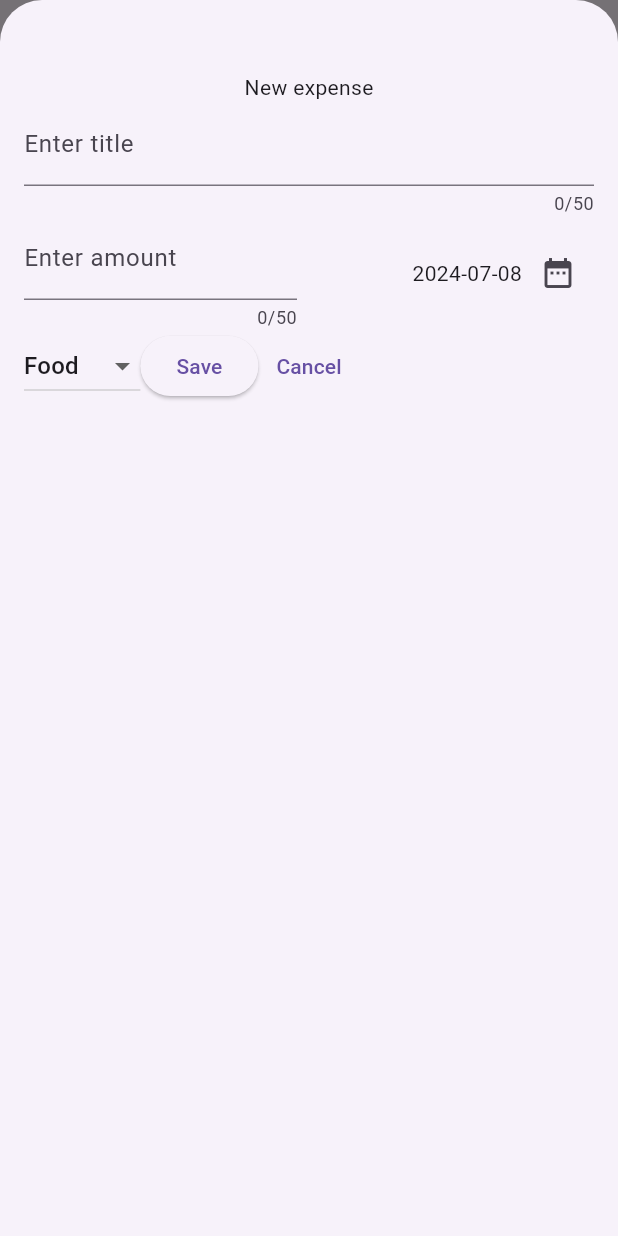
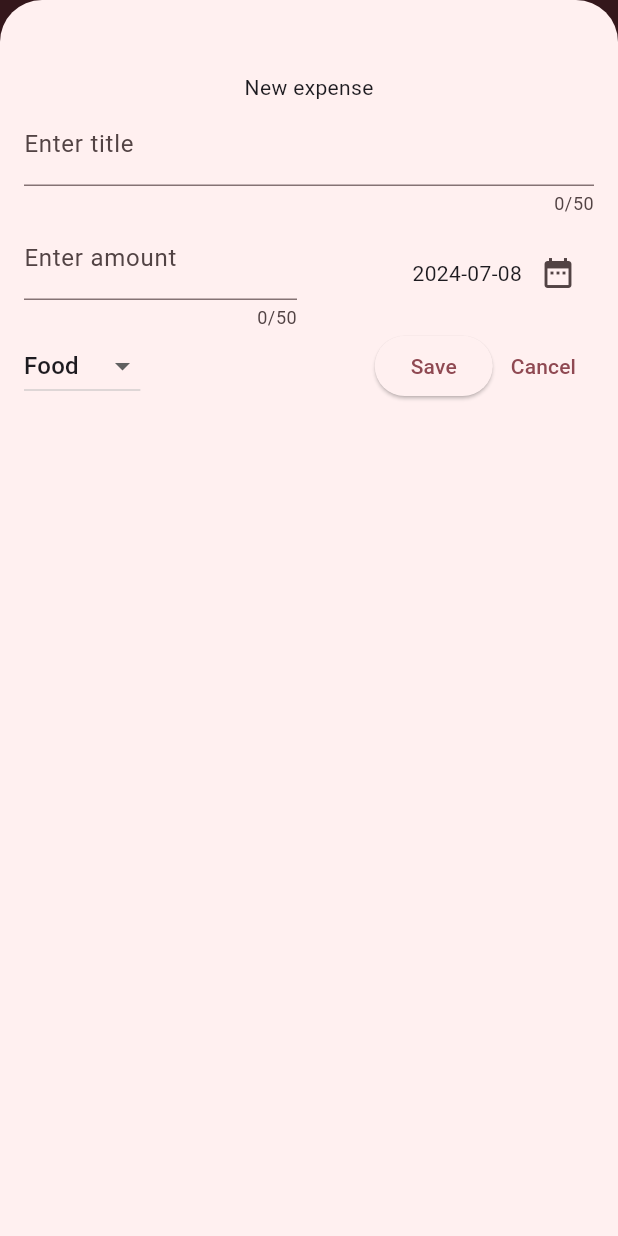
Before and after one commit to nevepura/expense_tracker, a Flutter app: the screen it shows after launch, after a tap on the "add" icon, on a phone screen of 412 x 824 dp. Run offline on Flutter 3.47's test engine with Material 3 defaults, Android fonts, the phone set to English and light mode, and no system bars.

Commit message:
Added themes

```diff
--- a/lib/main.dart
+++ b/lib/main.dart
@@ -5,6 +5,10 @@ import 'package:expense_tracker/widgets/expenses.dart';
 void main() {
   runApp(const MyApp());
 }
+
+var kColorScheme = ColorScheme.fromSeed(
+  seedColor: const Color.fromARGB(255, 100, 94, 94),
+);
 
 class MyApp extends StatelessWidget {
   const MyApp({super.key});
@@ -14,7 +18,25 @@ class MyApp extends StatelessWidget {
   Widget build(BuildContext context) {
     return MaterialApp(
       home: const Expenses(),
-      theme: ThemeData(useMaterial3: true),
+      theme: ThemeData().copyWith(
+        colorScheme: kColorScheme,
+        appBarTheme: const AppBarTheme().copyWith(
+          backgroundColor: kColorScheme.onPrimaryContainer,
+          foregroundColor: kColorScheme.primaryContainer,
+        ),
+        cardTheme: const CardTheme().copyWith(
+          color: kColorScheme.secondaryContainer,
+          margin: const EdgeInsets.symmetric(horizontal: 16, vertical: 8),
+        ),
+        snackBarTheme: const SnackBarThemeData().copyWith(
+          backgroundColor: kColorScheme.tertiary,
+          actionTextColor: kColorScheme.onTertiaryContainer,
+          actionBackgroundColor: kColorScheme.tertiaryContainer,
+          contentTextStyle: const TextStyle().copyWith(
+            color: kColorScheme.onTertiary,
+          ),
+        ),
+      ),
       debugShowCheckedModeBanner: false,
     );
   }
--- a/lib/widgets/expenses.dart
+++ b/lib/widgets/expenses.dart
@@ -55,7 +55,7 @@ class _ExpensesState extends State<Expenses> {
     setState(() {
       _registeredExpenses.remove(exp);
     });
-
+    ScaffoldMessenger.of(context).clearSnackBars();
     ScaffoldMessenger.of(context).showSnackBar(
       SnackBar(
         content: Text("Deleted expense: ${exp.title}"),
--- a/lib/widgets/expenses_list/new_expense.dart
+++ b/lib/widgets/expenses_list/new_expense.dart
@@ -148,6 +148,10 @@ class _NewExpenseState extends State<NewExpense> {
                       _selectedCategory = value;
                     });
                   }),
+              Expanded(
+                child: Row(
+                  mainAxisAlignment: MainAxisAlignment.end,
+                  children: [
                     ElevatedButton(
                       onPressed: () {
                         print(_titleController.text);
@@ -163,7 +167,10 @@ class _NewExpenseState extends State<NewExpense> {
                         Navigator.pop(context);
                       },
                       child: const Text('Cancel'),
-              )
+                    ),
+                  ],
+                ),
+              ),
             ],
           )
         ],
```
Lines whose indentation alone changed are shown as unchanged.
